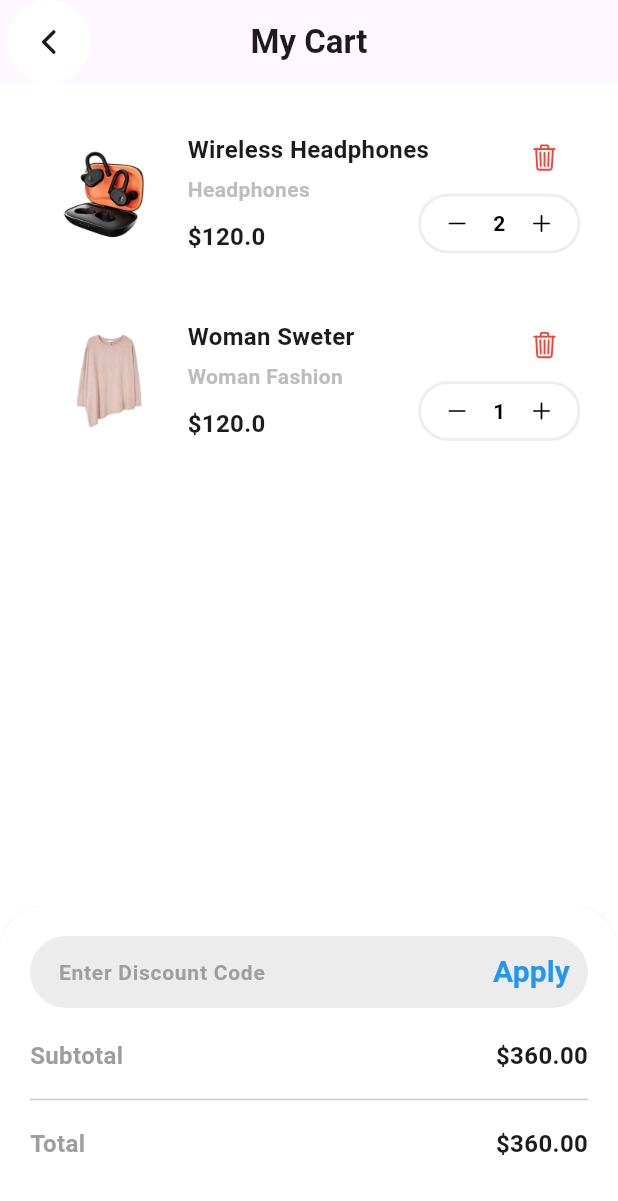
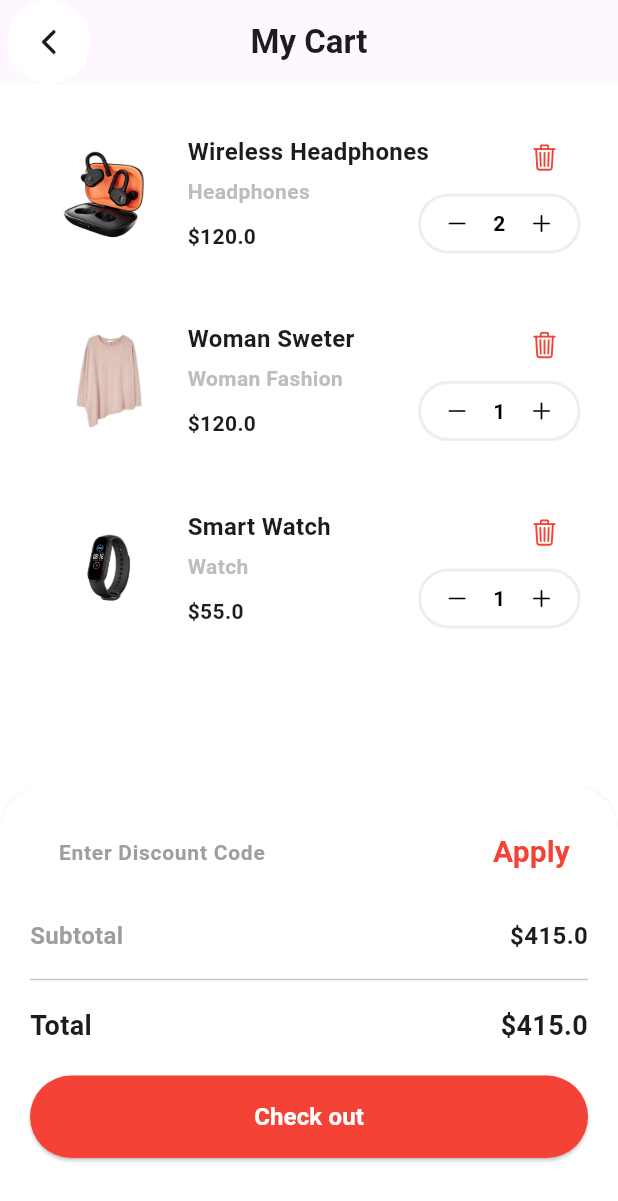
Before and after one commit to mahim-15/kichukinii, a Flutter app: the CartScreen screen opened directly, on a phone screen of 412 x 824 dp. Shown: the top 1201 px of the screen. Run offline on Flutter 3.47's test engine with Material 3 defaults, Android fonts, the phone set to English and light mode, and no system bars; our stand-ins replace cloud_firestore, firebase_auth, firebase_core, fluttertoast, image_picker, ionicons and 1 more; accounts and stored records are empty.

Commit message:
order completed

```diff
--- a/lib/models/cart_item.dart
+++ b/lib/models/cart_item.dart
@@ -14,5 +14,6 @@ class CartItem {
 List<CartItem>cartItems=[
   CartItem(quantity: 2, product: products[0]),
   CartItem(quantity: 1, product: products[1]),
+  CartItem(quantity: 1 ,product: products[2]),
 
 ];
--- a/lib/widget/check_out_box.dart
+++ b/lib/widget/check_out_box.dart
@@ -1,23 +1,28 @@
 import 'package:flutter/material.dart';
 import 'package:kichukini/mainScreen/home_screen.dart';
+import 'package:kichukini/mainScreen/my_order_screen.dart';
+//import 'package:kichukini/mainScreen/my_orders_screen.dart'; // Import your orders screen
 import 'package:kichukini/models/cart_item.dart';
 
-const Color kPrimaryColor = Colors.blue; // Define the primary color
-const Color kContentColor = Colors.grey; // Define the content color
+const Color kprimaryColor = Colors.red;
+ // Added this constant since it was used but not defined
 
 class CheckOutBox extends StatelessWidget {
   final List<CartItem> items;
-
-  const CheckOutBox({super.key, required this.items});
+  const CheckOutBox({
+    super.key,
+    required this.items,
+  });
 
   @override
   Widget build(BuildContext context) {
-    double subtotal = items.isNotEmpty
-        ? items.map((e) => e.quantity * e.product.price).fold(0, (a, b) => a + b)
-        : 0.0;
+    // Calculate total amount
+    final totalAmount = items.length > 1
+        ? items.map<double>((e) => e.quantity * e.product.price).reduce((value1, value2) => value1 + value2)
+        : items[0].product.price * items[0].quantity;
 
     return Container(
-      height: 220,
+      height: 300,
       width: double.infinity,
       decoration: const BoxDecoration(
         color: Colors.white,
@@ -41,7 +46,7 @@ class CheckOutBox extends StatelessWidget {
                 horizontal: 15,
               ),
               filled: true,
-              fillColor: kContentColor.withOpacity(0.2),
+              fillColor: kcontentColor.withOpacity(0.1),
               hintText: "Enter Discount Code",
               hintStyle: const TextStyle(
                 fontSize: 14,
@@ -53,7 +58,7 @@ class CheckOutBox extends StatelessWidget {
                 child: const Text(
                   "Apply",
                   style: TextStyle(
-                    color: kPrimaryColor,
+                    color: kprimaryColor,
                     fontSize: 20,
                     fontWeight: FontWeight.bold,
                   ),
@@ -62,36 +67,99 @@ class CheckOutBox extends StatelessWidget {
             ),
           ),
           const SizedBox(height: 20),
-          _buildPriceRow("Subtotal", subtotal),
-          const SizedBox(height: 10),
-          const Divider(),
-          const SizedBox(height: 10),
-          _buildPriceRow("Total", subtotal),
-        ],
-      ),
-    );
-  }
-
-  Widget _buildPriceRow(String label, double amount) {
-    return Row(
+          Row(
             mainAxisAlignment: MainAxisAlignment.spaceBetween,
             children: [
-        Text(
-          label,
-          style: const TextStyle(
+              const Text(
+                "Subtotal",
+                style: TextStyle(
                   fontSize: 16,
                   fontWeight: FontWeight.bold,
                   color: Colors.grey,
                 ),
               ),
               Text(
-          "\$${amount.toStringAsFixed(2)}",
+                "\$$totalAmount",
                 style: const TextStyle(
                   fontSize: 16,
                   fontWeight: FontWeight.bold,
                 ),
+              )
+            ],
+          ),
+          const SizedBox(height: 10),
+          const Divider(),
+          const SizedBox(height: 10),
+          Row(
+            mainAxisAlignment: MainAxisAlignment.spaceBetween,
+            children: [
+              const Text(
+                "Total",
+                style: TextStyle(
+                  fontSize: 18,
+                  fontWeight: FontWeight.bold,
+                ),
+              ),
+              Text(
+                "\$$totalAmount",
+                style: const TextStyle(
+                  fontSize: 18,
+                  fontWeight: FontWeight.bold,
+                ),
+              )
+            ],
+          ),
+          const SizedBox(height: 20),
+          ElevatedButton(
+            onPressed: () {
+              // Show success dialog
+              showDialog(
+                context: context,
+                builder: (BuildContext context) {
+                  return AlertDialog(
+                    title: const Text("Order Successful"),
+                    content: const Text("Your order has been placed successfully!"),
+                    actions: [
+                      TextButton(
+                        onPressed: () {
+                          Navigator.pop(context); // Close the dialog
+                          // Navigate to My Orders screen and clear the back stack
+                          Navigator.pushAndRemoveUntil(
+                            context,
+                            MaterialPageRoute(builder: (context) => const MyOrdersScreen()),
+                            (Route<dynamic> route) => false,
+                          );
+                        },
+                        child: const Text("OK"),
                       ),
                     ],
                   );
+                },
+              );
+
+              // Here you would typically:
+              // 1. Send the order to your backend
+              // 2. Clear the cart
+              // 3. Then show the success message
+            },
+            style: ElevatedButton.styleFrom(
+              backgroundColor: kprimaryColor,
+              minimumSize: const Size(double.infinity, 55),
+              shape: RoundedRectangleBorder(
+                borderRadius: BorderRadius.circular(30),
+              ),
+            ),
+            child: const Text(
+              "Check out",
+              style: TextStyle(
+                fontSize: 16,
+                color: Colors.white,
+                fontWeight: FontWeight.bold,
+              ),
+            ),
+          ),
+        ],
+      ),
+    );
   }
 }
--- a/lib/widget/my_drawer.dart
+++ b/lib/widget/my_drawer.dart
@@ -2,6 +2,7 @@ import 'package:firebase_auth/firebase_auth.dart';
 import 'package:flutter/material.dart';
 import 'package:kichukini/authScreen/auth_screen.dart';
 import 'package:kichukini/global/global.dart';
+import 'package:kichukini/mainScreen/my_order_screen.dart';
 import 'package:kichukini/splashScreen/my_splash_screen.dart';
 class MyDrawer extends StatefulWidget {
   const MyDrawer({super.key});
@@ -90,6 +91,11 @@ class _MyDrawerState extends State<MyDrawer> {
                   style:TextStyle(color: Colors.grey),
                 ),
                 onTap: (){
+                   Navigator.pop(context);
+                   // Close the drawer
+                   Navigator.push(context,
+                   MaterialPageRoute(builder: (context)=>MyOrdersScreen()),
+                   );
 
                 },
 
--- a/lib/widget/product_widget/cart_tile.dart
+++ b/lib/widget/product_widget/cart_tile.dart
@@ -1,13 +1,19 @@
+import 'package:flutter/cupertino.dart';
 import 'package:flutter/material.dart';
 import 'package:ionicons/ionicons.dart';
 import 'package:kichukini/mainScreen/home_screen.dart';
 import 'package:kichukini/models/cart_item.dart';
 
+
 class CartTile extends StatelessWidget {
   final CartItem item;
   final Function() onRemove;
   final Function() onAdd;
-  const CartTile({super.key, required this.item, required this.onRemove, required this.onAdd});
+  const CartTile(
+      {super.key,
+      required this.item,
+      required this.onRemove,
+      required this.onAdd});
 
   @override
   Widget build(BuildContext context) {
@@ -28,11 +34,11 @@ class CartTile extends StatelessWidget {
                 decoration: BoxDecoration(
                   color: kcontentColor,
                   borderRadius: BorderRadius.circular(20),
-
                 ),
                 padding: const EdgeInsets.all(10),
                 child: Image.asset(
-                      item.product.image),
+                  item.product.image,
+                ),
               ),
               const SizedBox(width: 10),
               Column(
@@ -48,7 +54,7 @@ class CartTile extends StatelessWidget {
                   const SizedBox(height: 5),
                   Text(
                     item.product.category,
-                        style:TextStyle(
+                    style: TextStyle(
                       fontSize: 14,
                       fontWeight: FontWeight.bold,
                       color: Colors.grey.shade400,
@@ -57,8 +63,8 @@ class CartTile extends StatelessWidget {
                   const SizedBox(height: 10),
                   Text(
                     "\$${item.product.price}",
-                        style:const TextStyle(
-                          fontSize: 16,
+                    style: const TextStyle(
+                      fontSize: 14,
                       fontWeight: FontWeight.bold,
                     ),
                   ),
@@ -68,14 +74,15 @@ class CartTile extends StatelessWidget {
           ),
         ),
         Positioned(
-              top:5,
+          top: 5,
           right: 5,
           child: Column(
             crossAxisAlignment: CrossAxisAlignment.end,
             children: [
               IconButton(
-                    onPressed: (){},
-                    icon:const Icon(Ionicons.trash_outline,
+                onPressed: () {},
+                icon: const Icon(
+                  Ionicons.trash_outline,
                   color: Colors.red,
                   size: 20,
                 ),
@@ -93,37 +100,34 @@ class CartTile extends StatelessWidget {
                 child: Row(
                   children: [
                     IconButton(
-                  onPressed:onRemove
-                  ,
-                  iconSize:18 ,
-                  icon:const Icon(Ionicons.remove_outline,
+                      onPressed: onRemove,
+                      iconSize: 18,
+                      icon: const Icon(
+                        Ionicons.remove_outline,
                         color: Colors.black,
                       ),
-
                     ),
-
                     Text(
                       item.quantity.toString(),
-                    style: const TextStyle(color: Colors.black,
+                      style: const TextStyle(
+                        color: Colors.black,
                         fontWeight: FontWeight.bold,
                       ),
                     ),
-
                     IconButton(
-                  onPressed: onAdd
-                  ,
-                  iconSize:18 ,
-                  icon: Icon(Ionicons.add_outline,
+                      onPressed: onAdd,
+                      iconSize: 18,
+                      icon: const Icon(
+                        Ionicons.add_outline,
                         color: Colors.black,
                       ),
-
                     ),
                   ],
                 ),
               ),
             ],
           ),
-               ),
+        )
       ],
     );
   }
```
Also changed, not shown: lib/mainScreen/my_order_screen.dart (added, +56 -0 lines), lib/widget/product_widget/add_to_cart.dart (+38 -23 lines). Lines whose indentation alone changed are shown as unchanged.
